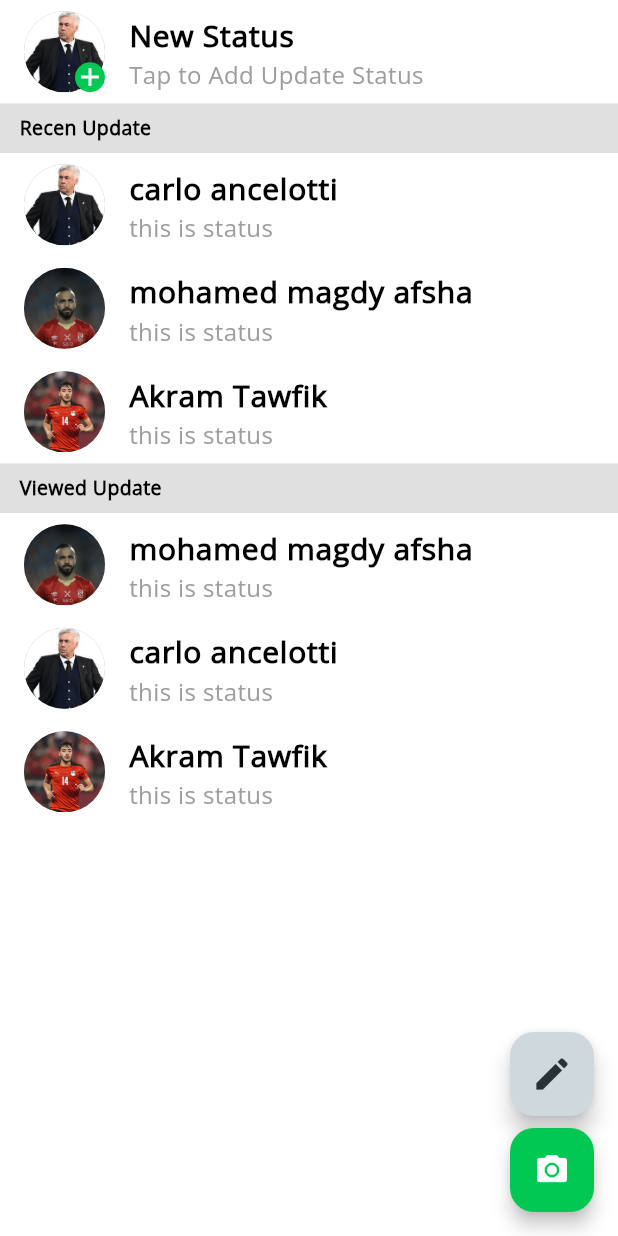
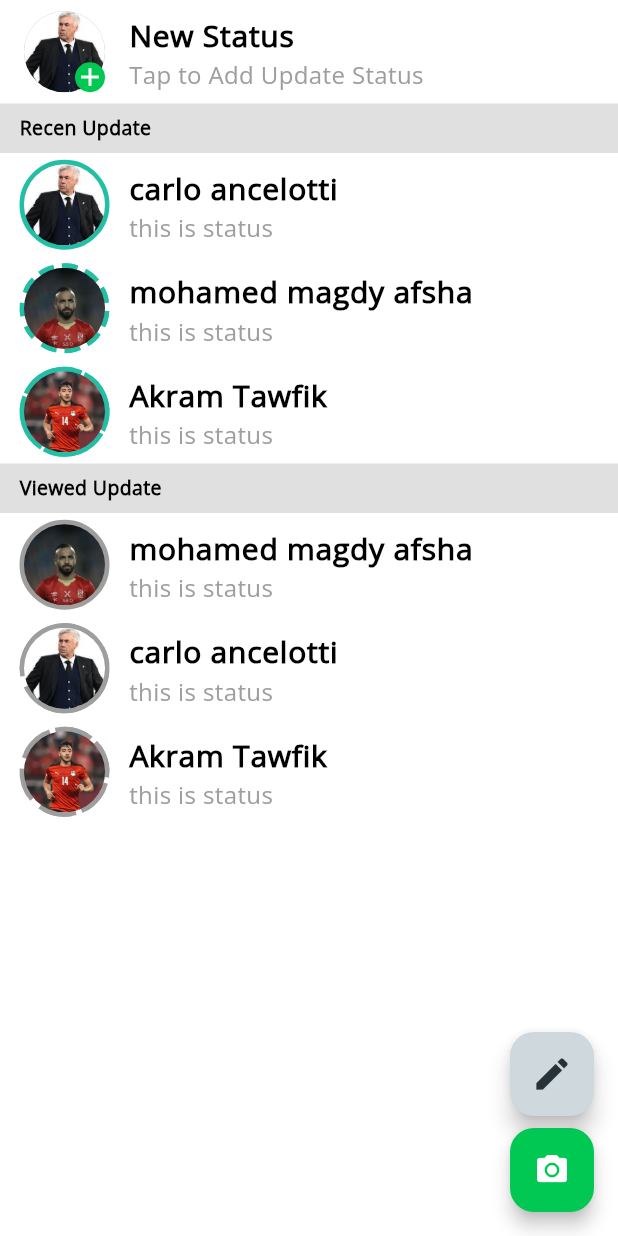
Before and after one commit to AhmedAlbay/whatsappclone, a Flutter app: the StatusPage screen opened directly, after a tap on the "camera alt" icon, on a phone screen of 412 x 824 dp. Run offline on Flutter 3.47's test engine with Material 3 defaults, Android fonts, the phone set to English and light mode, and no system bars; our stand-ins replace camera, flutter_svg, socket_io_client, video_player.

Commit message:
use a custompaint to draw status isSeen or no

```diff
--- a/lib/customCard/statusPage/other_status.dart
+++ b/lib/customCard/statusPage/other_status.dart
@@ -1,21 +1,33 @@
+import 'dart:math';
+
 import 'package:flutter/material.dart';
 
 class OtherStatus extends StatelessWidget {
-  const OtherStatus({super.key, required this.imagename, required this.name, required this.subtitle});
- final String imagename ;
-  final String name ; final String subtitle;
+  const OtherStatus(
+      {super.key,
+      required this.imagename,
+      required this.name,
+      required this.subtitle,
+      required this.isSeen,
+      required this.statusNum});
+  final String imagename;
+  final String name;
+  final String subtitle;
+  final bool isSeen;
+  final int statusNum;
   @override
   Widget build(BuildContext context) {
     return ListTile(
-      leading:
-          CircleAvatar(
+      leading: CustomPaint(
+        painter: StatusPainter(isSeen: isSeen, statusNum: statusNum),
+        child: CircleAvatar(
           radius: 27,
           backgroundColor: Colors.grey,
           backgroundImage: AssetImage(
             imagename,
           ),
         ),
-
+      ),
       title: Text(
         name,
         style: TextStyle(
@@ -23,15 +35,66 @@ class OtherStatus extends StatelessWidget {
           fontWeight: FontWeight.bold,
         ),
       ),
-    subtitle:Text(
+      subtitle: Text(
         subtitle,
         style: TextStyle(
           fontSize: 16,
           color: Colors.grey,
-
         ),
       ),
     );
+  }
+}
+
+degreeToAngle(double degree) {
+  return degree * pi / 100;
+}
+
+class StatusPainter extends CustomPainter {
+  final bool isSeen;
+  final int statusNum;
+
+  StatusPainter({super.repaint, required this.isSeen, required this.statusNum});
+  @override
+  void paint(Canvas canvas, Size size) {
+    final Paint paint = Paint()
+      ..isAntiAlias = true
+      ..strokeWidth = 6.0
+      ..color = isSeen ? Colors.grey : Color(0xff21bfa6)
+      ..style = PaintingStyle.stroke;
+    drawArc(canvas, size, paint);
+  }
+
+  void drawArc(Canvas canvas, Size size, Paint paint) {
+    if (statusNum == 1) {
+      canvas.drawArc(
+        Rect.fromLTWH(0.0, 0.0, size.width, size.height),
+        degreeToAngle(0),
+        degreeToAngle(360),
+        false,
+        paint,
+      );
+    } else {
+      double degree = -90;
+
+      double arc = 360 / statusNum;
+      for (var i = 0; i < statusNum; i++) {
+        canvas.drawArc(
+          Rect.fromLTWH(0.0, 0.0, size.width, size.height),
+          degreeToAngle(degree + 4),
+          degreeToAngle(arc - 8),
+          false,
+          paint,
+        );
+        degree += arc;
+      }
+    }
+
 
   }
+
+  @override
+  bool shouldRepaint(covariant CustomPainter oldDelegate) {
+    return true;
   }
+}
--- a/lib/customCard/statusPage/own_status.dart
+++ b/lib/customCard/statusPage/own_status.dart
@@ -1,3 +1,5 @@
+
+
 import 'package:flutter/material.dart';
 
 class OwnStatus extends StatelessWidget {
@@ -37,15 +39,13 @@ class OwnStatus extends StatelessWidget {
           fontWeight: FontWeight.bold,
         ),
       ),
-    subtitle:Text(
+      subtitle: Text(
         "Tap to Add Update Status",
         style: TextStyle(
           fontSize: 16,
           color: Colors.grey,
-
         ),
       ),
     );
-
   }
 }
--- a/lib/pages/status_page.dart
+++ b/lib/pages/status_page.dart
@@ -20,21 +20,21 @@ class StatusPage extends StatelessWidget {
               color: Colors.blueGrey[900],
             ),
           ),
-          SizedBox(
+          const SizedBox(
             height: 8,
           ),
           FloatingActionButton(
             backgroundColor: Colors.greenAccent[700],
             elevation: 5,
             onPressed: () {},
-            child: Icon(
+            child: const Icon(
               Icons.camera_alt,
             ),
           ),
         ],
       ),
-      body: SingleChildScrollView(
-        child: Column(
+      body: const SingleChildScrollView(
+        child: const Column(
           children: [
             OwnStatus(),
             Label(title: "Recen Update",),
@@ -42,32 +42,44 @@ class StatusPage extends StatelessWidget {
               imagename: "assets/images/grandfather.png",
               name: "carlo ancelotti",
               subtitle: "this is status",
+              isSeen: false ,
+              statusNum: 1,
             ),
               OtherStatus(
               imagename: "assets/images/uncle.png",
               name: "mohamed magdy afsha",
               subtitle: "this is status",
+               isSeen: false ,
+              statusNum: 20,
             ),
               OtherStatus(
               imagename:  "assets/images/akram.png",
               name: "Akram Tawfik",
               subtitle: "this is status",
+               isSeen: false ,
+              statusNum: 7,
             ),
             Label(title: "Viewed Update"),
                OtherStatus(
               imagename: "assets/images/uncle.png",
               name: "mohamed magdy afsha",
               subtitle: "this is status",
+               isSeen: true ,
+              statusNum: 1,
             ),
               OtherStatus(
               imagename: "assets/images/grandfather.png",
               name: "carlo ancelotti",
               subtitle: "this is status",
+                isSeen: true ,
+              statusNum: 4,
             ),
               OtherStatus(
               imagename: "assets/images/akram.png",
               name: "Akram Tawfik",
               subtitle: "this is status",
+                isSeen: true ,
+              statusNum: 11,
             ),
           ],
         ),
@@ -89,8 +101,8 @@ class Label extends StatelessWidget {
       width: MediaQuery.of(context).size.width,
       color: Colors.grey[300],
       child: Padding(
-        padding: EdgeInsets.symmetric(horizontal: 13 ,vertical: 7),
-        child: Text(title ,style: TextStyle(fontSize: 13 ,fontWeight: FontWeight.bold,),)),
+        padding: const EdgeInsets.symmetric(horizontal: 13 ,vertical: 7),
+        child: Text(title ,style: const TextStyle(fontSize: 13 ,fontWeight: FontWeight.bold,),)),
     );
   }
 }
```
Lines whose indentation alone changed are shown as unchanged.
